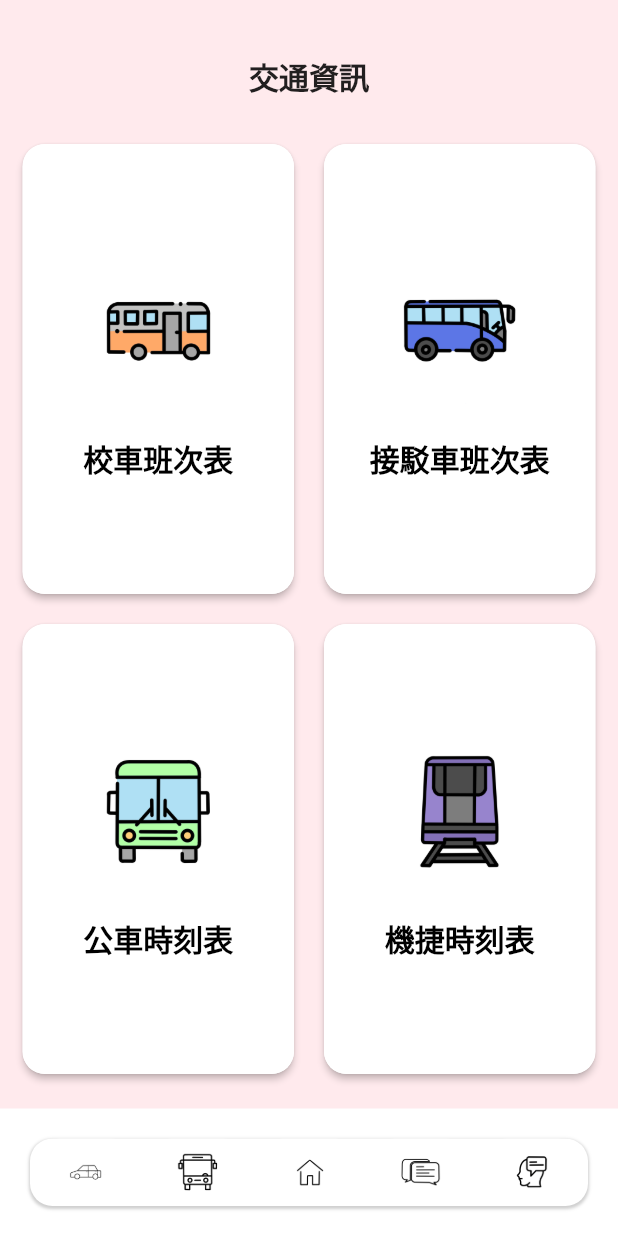
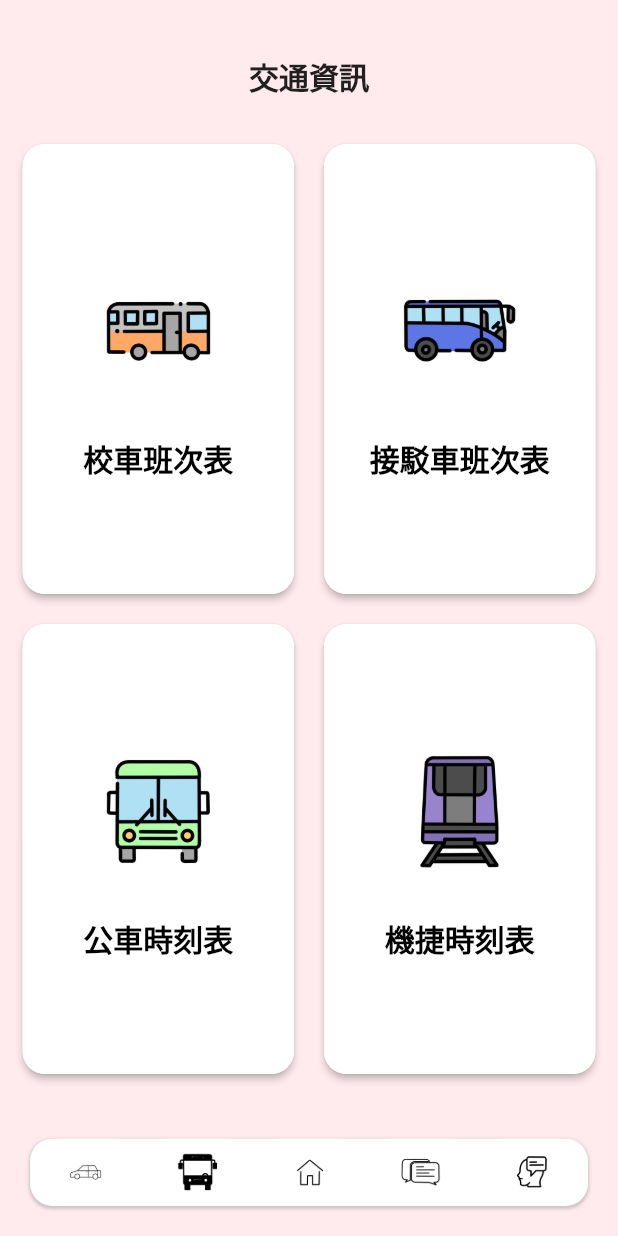
Before and after one commit to DraggyChen/pickup_flutter_app, a Flutter app: the screen it shows after launch, swiped to page 2, on a phone screen of 412 x 824 dp. Run offline on Flutter 3.47's test engine with Material 2 defaults, Android fonts, the light colour scheme and no system bars; our stand-ins replace google_maps_flutter, image_picker, mask_text_input_formatter.

Commit message:
重新命名各檔案

```diff
--- a/lib/view/forum/forum_home.dart
+++ b/lib/view/forum/forum_home.dart
@@ -3,8 +3,8 @@ import 'package:flutter/material.dart';
 import 'package:pickup/view/forum/forum_categories.dart';
 import 'package:pickup/view/forum/forum_posts.dart';
 import 'package:pickup/view/forum/forum_topbar.dart';
-import 'package:pickup/view/trafficInfo/BlockInfo.dart';
-import 'package:pickup/view/trafficInfo/TrafficStyles.dart';
+import 'package:pickup/view/trafficInfo/traffic_blockInfo.dart';
+import 'package:pickup/view/trafficInfo/traffic_styles.dart';
 
 import '../../style/styles.dart';
 
--- a/lib/view/home/home_page.dart
+++ b/lib/view/home/home_page.dart
@@ -1,12 +1,12 @@
 import 'package:flutter/material.dart';
 import 'package:pickup/style/styles.dart';
 import 'package:pickup/utils/CircleImagePicker.dart';
-import 'package:pickup/view/home/HomeStyles.dart';
-import 'package:pickup/view/home/RowBlockInfo_large.dart';
+import 'package:pickup/view/home/home_styles.dart';
+import 'package:pickup/view/home/home_row_large.dart';
 import 'package:pickup/view/register/personal_data.dart';
 import 'package:pickup/view/settings/settings_page.dart';
 
-import 'RowBlockInfo_small.dart';
+import 'home_row_small.dart';
 
 class HomePage extends StatefulWidget {
   @override
--- a/lib/view/home/RowBlockInfo_large.dart
+++ b/lib/view/home/home_row_large.dart
@@ -1,5 +1,5 @@
 import 'package:flutter/material.dart';
-import 'HomeStyles.dart';
+import 'home_styles.dart';
 
 class RowBlockInfo extends StatelessWidget {
   final VoidCallback onPressed;
--- a/lib/view/navigation/navigation_bar.dart
+++ b/lib/view/navigation/navigation_bar.dart
@@ -7,7 +7,7 @@ import 'package:pickup/view/forum/forum_home.dart';
 import 'package:pickup/view/home/home_page.dart';
 import 'package:pickup/view/navigation/navigation_button.dart';
 import 'package:pickup/view/register/personal_data.dart';
-import 'package:pickup/view/trafficInfo/trafficInfo.dart';
+import 'package:pickup/view/trafficInfo/traffic_home.dart';
 
 class Navigation_Bar extends StatefulWidget {
   @override
@@ -29,7 +29,7 @@ class _NavigationBarState extends State<Navigation_Bar> {
   @override
   Widget build(BuildContext context) {
     return Scaffold(
-      backgroundColor: _selectedIndex == 0
+      backgroundColor: _selectedIndex == 1
           ? const Color(0xffffffeaed)
           : _selectedIndex == 4
           ? const Color(0XFFE3F2FD)
@@ -86,7 +86,7 @@ class _NavigationBarState extends State<Navigation_Bar> {
 
                   NavigationButton(
                     imagePath: 'assets/images/navbar/TrafficInfo.png',
-                    imagePathSelected:  'assets/images/navbar/TrafficInfo.png',
+                    imagePathSelected:  'assets/images/navbar/TrafficInfo_selected.png',
                     onPressed: ()=> _onItemTapped(1),
                     isSelected: _selectedIndex == 1, // Check here
                   ),
--- a/lib/view/navigation/navigation_button.dart
+++ b/lib/view/navigation/navigation_button.dart
@@ -1,5 +1,5 @@
 import 'package:flutter/material.dart';
-import 'package:pickup/view/navigation/navigationStyles.dart';
+import 'package:pickup/view/navigation/navigation_styles.dart';
 
 class NavigationButton extends StatelessWidget {
   final String imagePath;
--- a/lib/view/trafficInfo/BlockInfo.dart
+++ b/lib/view/trafficInfo/traffic_blockInfo.dart
@@ -1,5 +1,5 @@
 import 'package:flutter/material.dart';
-import 'package:pickup/view/trafficInfo/TrafficStyles.dart';
+import 'package:pickup/view/trafficInfo/traffic_styles.dart';
 
 class BlockInfoButton extends StatelessWidget {
   final String imagePath;
--- a/lib/view/trafficInfo/trafficInfo.dart
+++ b/lib/view/trafficInfo/traffic_home.dart
@@ -1,7 +1,7 @@
 import 'package:flutter/cupertino.dart';
 import 'package:flutter/material.dart';
-import 'package:pickup/view/trafficInfo/BlockInfo.dart';
-import 'package:pickup/view/trafficInfo/TrafficStyles.dart';
+import 'package:pickup/view/trafficInfo/traffic_blockInfo.dart';
+import 'package:pickup/view/trafficInfo/traffic_styles.dart';
 
 import '../../style/styles.dart';
 
```
Also changed, not shown: assets/images/navbar/TrafficInfo_selected.png (added), lib/view/carpool/carpool_home.dart (added), lib/view/home/home_row_small.dart (renamed from lib/view/home/RowBlockInfo_small.dart), lib/view/home/home_styles.dart (renamed from lib/view/home/HomeStyles.dart), lib/view/navigation/navigation_styles.dart (renamed from lib/view/navigation/navigationStyles.dart), lib/view/trafficInfo/traffic_styles.dart (renamed from lib/view/trafficInfo/TrafficStyles.dart).
